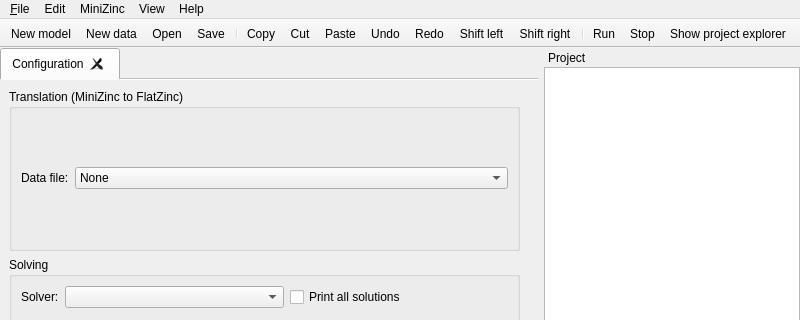
MiniZinc/MiniZincIDE, file MiniZincIDE/mainwindow.ui: the form before one commit; both pictures show x 0 to 800 and y 0 to 320 of the 800 by 982 pixel window.
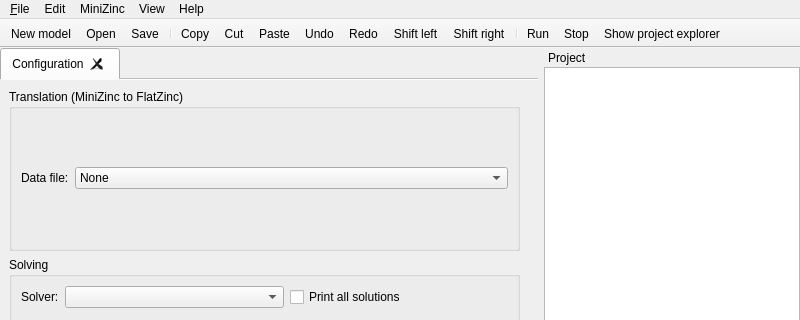
The form after the commit. Icons and pictures are not drawn. Custom widgets are drawn as their Qt base class.

Commit message: Better modified status for projects, and added fake actions for run, stop, compile to avoid entering the letters r,e,b into an editor when those actions are disabled

Diff of the .ui file:
```diff
--- a/MiniZincIDE/mainwindow.ui
+++ b/MiniZincIDE/mainwindow.ui
@@ -627,7 +627,6 @@
     <bool>false</bool>
    </attribute>
    <addaction name="actionNewModel_file"/>
-   <addaction name="actionNewData_file"/>
    <addaction name="actionOpen"/>
    <addaction name="actionSave"/>
    <addaction name="separator"/>
@@ -931,6 +930,9 @@
      <normaloff>:/icons/images/format-indent-less.png</normaloff>:/icons/images/format-indent-less.png</iconset>
    </property>
    <property name="text">
+    <string>Shift selection left</string>
+   </property>
+   <property name="iconText">
     <string>Shift left</string>
    </property>
    <property name="shortcut">
@@ -943,6 +945,9 @@
      <normaloff>:/icons/images/format-indent-more.png</normaloff>:/icons/images/format-indent-more.png</iconset>
    </property>
    <property name="text">
+    <string>Shift selection right</string>
+   </property>
+   <property name="iconText">
     <string>Shift right</string>
    </property>
    <property name="shortcut">
```
Left out of the diff: 58 changed lines with no effect on the pictures. The commit also changes 4 other files.
